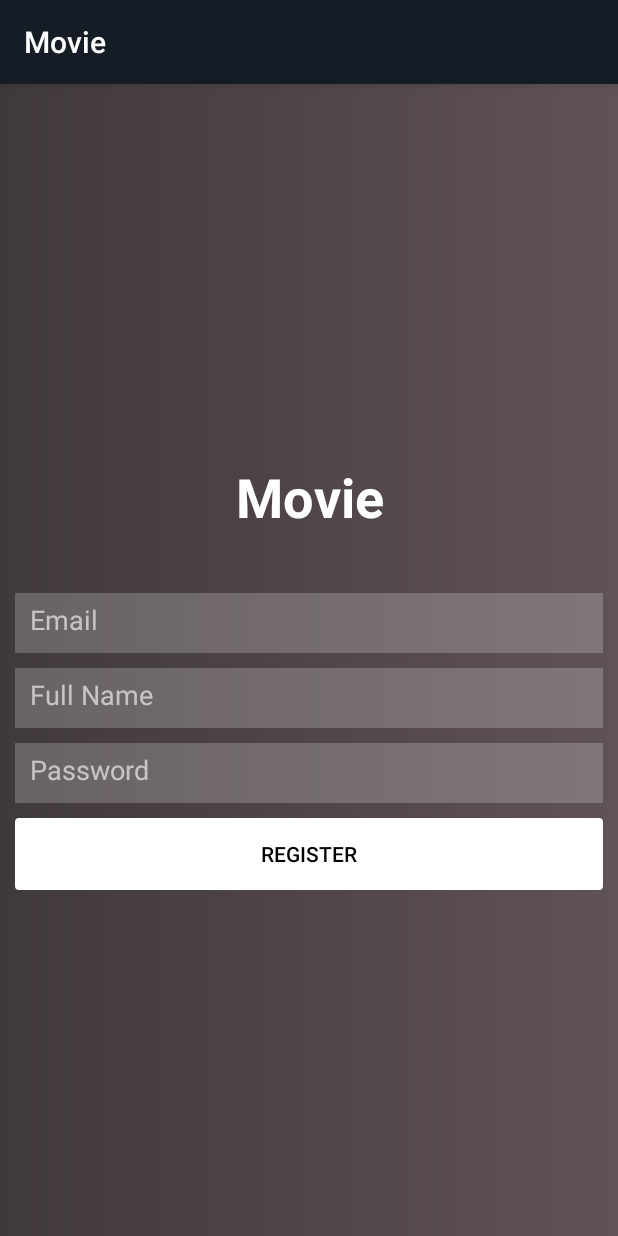
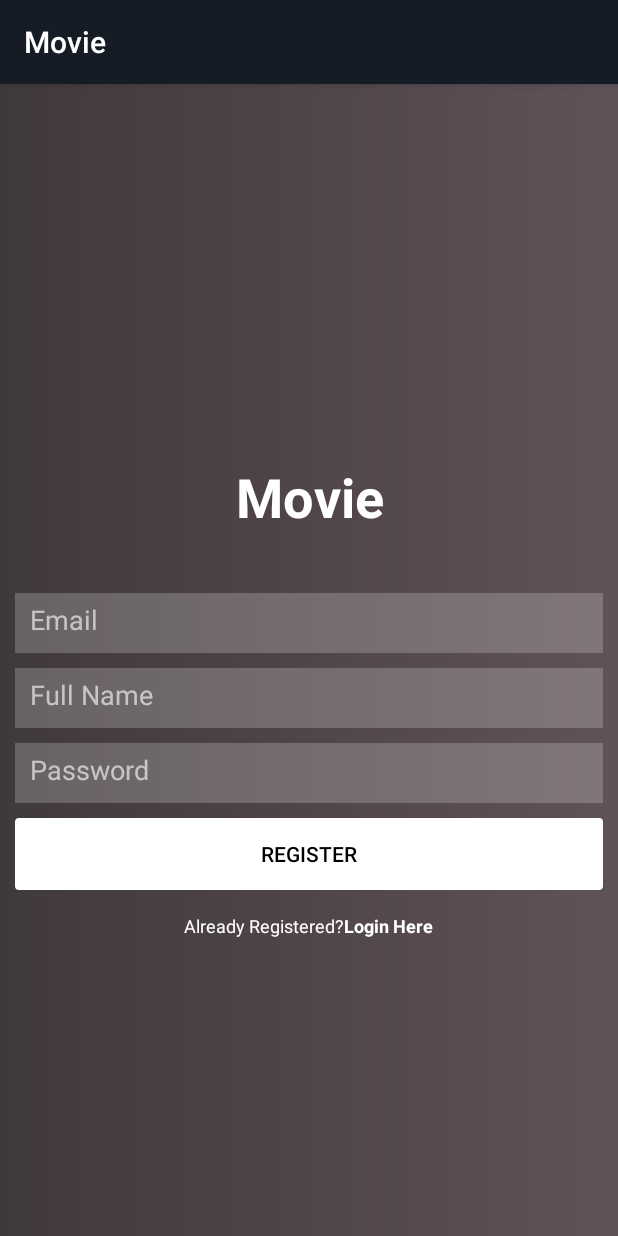
Before and after one commit to pedroadmn/movie, an Android app: the screen it shows after launch (RegisterActivity), after a tap on "Register", on a phone screen of 412 x 824 dp. Run offline under Robolectric (Android 15) with nearby library versions, the phone set to English and light mode, and no system bars; our stand-ins replace ButterKnife, Firebase (no records; nobody signed in at launch, a user with empty details on screens opened directly); libraries missing offline, so code that uses them is left out: com.mobsandgeeks.saripaar; 3 statements that could not run were skipped.

Commit message:
Adjusting Login and Register. Adding reset password

```diff
--- a/app/src/main/java/com/example/movie/ui/LoginActivity.java
+++ b/app/src/main/java/com/example/movie/ui/LoginActivity.java
@@ -1,19 +1,24 @@
 package com.example.movie.ui;
 
 import androidx.annotation.NonNull;
+import androidx.appcompat.app.AlertDialog;
 import androidx.appcompat.app.AppCompatActivity;
 
+import android.content.DialogInterface;
 import android.content.Intent;
 import android.os.Bundle;
 import android.view.View;
 import android.widget.Button;
 import android.widget.EditText;
 import android.widget.ImageView;
+import android.widget.ProgressBar;
 import android.widget.TextView;
 import android.widget.Toast;
 
 import com.example.movie.R;
 import com.google.android.gms.tasks.OnCompleteListener;
+import com.google.android.gms.tasks.OnFailureListener;
+import com.google.android.gms.tasks.OnSuccessListener;
 import com.google.android.gms.tasks.Task;
 import com.google.firebase.auth.AuthResult;
 import com.google.firebase.auth.FirebaseAuth;
@@ -52,11 +57,14 @@ public class LoginActivity extends AppCompatActivity implements Validator.Valida
     @BindView(R.id.imgTwitter)
     ImageView imgTwitter;
 
-    @BindView(R.id.txtHelpSingIn)
-    TextView txtHelpSingIn;
+    @BindView(R.id.txtForgotPassword)
+    TextView txtForgotPassword;
 
     @BindView(R.id.txtRegister)
     TextView txtRegister;
+
+    @BindView(R.id.loginProgressBar)
+    ProgressBar loginProgressBar;
 
     private Validator validator;
 
@@ -73,11 +81,9 @@ public class LoginActivity extends AppCompatActivity implements Validator.Valida
         validator = new Validator(this);
         validator.setValidationListener(this);
 
-        btnLogin = findViewById(R.id.btnLogin);
-
         mFirebaseAuth = FirebaseAuth.getInstance();
 
-        mAuthStateListener = new FirebaseAuth.AuthStateListener() {
+        /*mAuthStateListener = new FirebaseAuth.AuthStateListener() {
             @Override
             public void onAuthStateChanged(@NonNull FirebaseAuth firebaseAuth) {
                 FirebaseUser mFirebaseUser  = mFirebaseAuth.getCurrentUser();
@@ -88,38 +94,49 @@ public class LoginActivity extends AppCompatActivity implements Validator.Valida
                     Toast.makeText(LoginActivity.this, "Please Login", Toast.LENGTH_SHORT).show();
                 }
             }
-        };
+        };*/
 
-        btnLogin.setOnClickListener(new View.OnClickListener() {
-            @Override
-            public void onClick(View v) {
-                validator.validate();
-            }
+        btnLogin.setOnClickListener(v -> validator.validate());
+
+        txtRegister.setOnClickListener(v -> startActivity(new Intent(getApplicationContext(), RegisterActivity.class)));
+
+        txtForgotPassword.setOnClickListener(v -> {
+            EditText resetMail = new EditText(v.getContext());
+            final AlertDialog.Builder passwordResetDialog = new AlertDialog.Builder(v.getContext());
+            passwordResetDialog.setTitle(getString(R.string.reset_password));
+            passwordResetDialog.setMessage(getString(R.string.reset_password_link_message));
+            passwordResetDialog.setView(resetMail);
+
+            passwordResetDialog.setPositiveButton(getString(R.string.yes), (dialog, which) -> {
+                mFirebaseAuth.sendPasswordResetEmail(resetMail.getText().toString().trim())
+                        .addOnSuccessListener(aVoid -> {
+                            Toast.makeText(LoginActivity.this, "Reset link sent to your email.", Toast.LENGTH_SHORT).show();
+                        }).addOnFailureListener(e -> {
+                            Toast.makeText(LoginActivity.this, "Error. Reset link was not sent: " + e.getMessage(), Toast.LENGTH_SHORT).show();
+                        });
             });
 
-        txtRegister.setOnClickListener(new View.OnClickListener() {
-            @Override
-            public void onClick(View v) {
-                Intent i = new Intent(getApplicationContext(), RegisterActivity.class);
-                startActivity(i);
-            }
+            passwordResetDialog.setNegativeButton(getString(R.string.no), (dialog, which) -> {
+
+            });
+
+            passwordResetDialog.create().show();
         });
     }
 
     @Override
     public void onValidationSucceeded() {
+        loginProgressBar.setVisibility(View.VISIBLE);
         mFirebaseAuth.signInWithEmailAndPassword(edtEmail.getText().toString(), edtPassword.getText().toString())
-                .addOnCompleteListener(LoginActivity.this, new OnCompleteListener<AuthResult>() {
-                    @Override
-                    public void onComplete(@NonNull Task<AuthResult> task) {
+                .addOnCompleteListener(LoginActivity.this, task -> {
                     if (!task.isSuccessful()){
-                            Toast.makeText(LoginActivity.this, "Login error, please Login Again", Toast.LENGTH_SHORT).show();
+                        Toast.makeText(LoginActivity.this, getString(R.string.login_error_message), Toast.LENGTH_SHORT).show();
                     } else {
                         Toast.makeText(LoginActivity.this, R.string.sucess_login, Toast.LENGTH_SHORT).show();
                         Intent i = new Intent(getApplicationContext(), HomeActivity.class);
                         startActivity(i);
                     }
-                    }
+                    loginProgressBar.setVisibility(View.INVISIBLE);
                 });
     }
 
@@ -141,6 +158,6 @@ public class LoginActivity extends AppCompatActivity implements Validator.Valida
     @Override
     protected void onStart() {
         super.onStart();
-        mFirebaseAuth.addAuthStateListener(mAuthStateListener);
+        //mFirebaseAuth.addAuthStateListener(mAuthStateListener);
     }
 }
--- a/app/src/main/java/com/example/movie/ui/RegisterActivity.java
+++ b/app/src/main/java/com/example/movie/ui/RegisterActivity.java
@@ -8,6 +8,8 @@ import android.os.Bundle;
 import android.view.View;
 import android.widget.Button;
 import android.widget.EditText;
+import android.widget.ProgressBar;
+import android.widget.TextView;
 import android.widget.Toast;
 
 import com.example.movie.R;
@@ -43,6 +45,12 @@ public class RegisterActivity extends AppCompatActivity {
     @BindView(R.id.btnRegister)
     Button btnRegister;
 
+    @BindView(R.id.txtLoginHere)
+    TextView txtLoginHere;
+
+    @BindView(R.id.progressBar)
+    ProgressBar progressBar;
+
     FirebaseAuth mFirebaseAuth;
 
     @Override
@@ -54,34 +62,30 @@ public class RegisterActivity extends AppCompatActivity {
 
         mFirebaseAuth = FirebaseAuth.getInstance();
 
-        btnRegister.setOnClickListener(new View.OnClickListener() {
-            @Override
-            public void onClick(View v) {
-                mFirebaseAuth.createUserWithEmailAndPassword(edtRegisterEmail.getText().toString(), edtRegisterPassword.getText().toString())
-                        .addOnCompleteListener(new OnCompleteListener<AuthResult>() {
-                            @Override
-                            public void onComplete(@NonNull Task<AuthResult> task) {
+        txtLoginHere.setOnClickListener(v -> startActivity(new Intent(getApplicationContext(), LoginActivity.class)));
+
+        btnRegister.setOnClickListener(v -> {
+            progressBar.setVisibility(View.VISIBLE);
+            mFirebaseAuth.createUserWithEmailAndPassword(edtRegisterEmail.getText().toString().trim(), edtRegisterPassword.getText().toString().trim())
+                    .addOnCompleteListener(task -> {
                         if (!task.isSuccessful()){
                             Toast.makeText(RegisterActivity.this, "SignUp Unsuccessful", Toast.LENGTH_SHORT).show();
                         }
-                                else{
+                        else {
                             User user = new User(edtFullName.getText().toString(), edtRegisterEmail.getText().toString());
                             FirebaseDatabase.getInstance().getReference("Users")
                                     .child(mFirebaseAuth.getCurrentUser().getUid())
-                                            .setValue(user).addOnCompleteListener(new OnCompleteListener<Void>() {
-                                        @Override
-                                        public void onComplete(@NonNull Task<Void> task) {
-                                            if (task.isSuccessful()){
+                                    .setValue(user).addOnCompleteListener(task1 -> {
+                                        if (task1.isSuccessful()){
+                                            Toast.makeText(RegisterActivity.this, getString(R.string.registered_successfully), Toast.LENGTH_SHORT).show();
                                             startActivity(new Intent(RegisterActivity.this, LoginActivity.class));
                                         } else {
-                                                Toast.makeText(RegisterActivity.this, "SignUp Unsuccessful", Toast.LENGTH_SHORT).show();
-                                            }
+                                            Toast.makeText(RegisterActivity.this, getString(R.string.registered_unsuccessfully), Toast.LENGTH_SHORT).show();
                                         }
                                     });
                         }
-                            }
+                        progressBar.setVisibility(View.INVISIBLE);
                     });
-            }
         });
     }
 }
--- a/app/src/main/res/layout/activity_register.xml
+++ b/app/src/main/res/layout/activity_register.xml
@@ -10,6 +10,7 @@
     android:padding="10dp">
 
     <LinearLayout
+        android:id="@+id/RegisterLayout"
         android:layout_width="match_parent"
         android:layout_height="wrap_content"
         android:layout_centerInParent="true"
@@ -76,5 +77,44 @@
             android:background="@drawable/button"
             android:text="@string/register"
             android:textColor="#000" />
+
     </LinearLayout>
+
+    <LinearLayout
+        android:id="@+id/AlreadyRegisteredLayout"
+        android:layout_width="match_parent"
+        android:layout_height="wrap_content"
+        android:layout_gravity="left"
+        android:layout_margin="15dp"
+        android:gravity="center_horizontal"
+        android:orientation="horizontal"
+        android:layout_below="@+id/RegisterLayout">
+
+        <TextView
+            android:layout_width="wrap_content"
+            android:layout_height="wrap_content"
+            android:text="@string/already_registered"
+            android:textColor="#fff"
+            android:textSize="12sp" />
+
+        <TextView
+            android:id="@+id/txtLoginHere"
+            android:layout_width="wrap_content"
+            android:layout_height="wrap_content"
+            android:text="@string/login_here"
+            android:background="?attr/selectableItemBackground"
+            android:textColor="#fff"
+            android:textSize="12sp"
+            android:textStyle="bold" />
+
+    </LinearLayout>
+
+    <ProgressBar
+        android:id="@+id/progressBar"
+        style="?android:attr/progressBarStyle"
+        android:layout_width="wrap_content"
+        android:layout_height="wrap_content"
+        android:layout_below="@+id/AlreadyRegisteredLayout"
+        android:layout_centerHorizontal="true"
+        android:visibility="invisible"/>
 </RelativeLayout>
--- a/app/src/main/res/values/strings.xml
+++ b/app/src/main/res/values/strings.xml
@@ -12,11 +12,19 @@
     <string name="sucess_favorite">added to favorites</string>
     <string name="sucess_login">Login Succeeded!</string>
     <string name="login">Log In</string>
-    <string name="loginDetails">Forgot your login details?</string>
-    <string name="helpLogin"> Get help signing in.</string>
+    <string name="forgot_password">Forgot password?</string>
     <string name="register">Register</string>
     <string name="fullName">Full Name</string>
     <string name="valid_email_required">Invalid email</string>
     <string name="valid_password_required">Invalid password</string>
     <string name="saripaar_required">This field is required</string>
+    <string name="already_registered">Already Registered?</string>
+    <string name="login_here"> Login Here</string>
+    <string name="registered_successfully">Registered Successfully</string>
+    <string name="registered_unsuccessfully">Registered Unsuccessfully</string>
+    <string name="login_error_message">Login error, please Login Again</string>
+    <string name="reset_password">Reset Password?</string>
+    <string name="reset_password_link_message">Enter your email to received reset link."</string>
+    <string name="yes">Yes"</string>
+    <string name="no">No"</string>
 </resources>
```
Also changed, not shown: app/src/main/java/com/example/movie/ui/HomeActivity.java (+2 -9 lines), app/src/main/res/layout/activity_login.xml (+13 -9 lines), 1 other file. Lines whose indentation alone changed are shown as unchanged.
